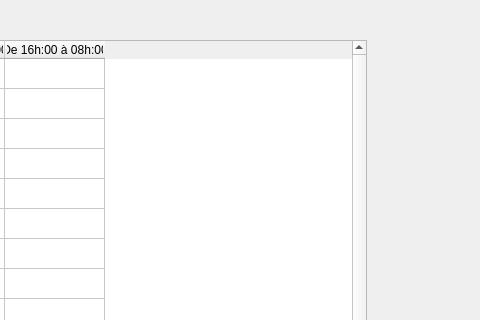
Above: ui/guard_infirmier.ui from otmanLAHRECHE/EPSP_Garde_Project before the change; both pictures show x 320 to 800 and y 0 to 320 of the 800 by 600 pixel window. Below: the same form after it.
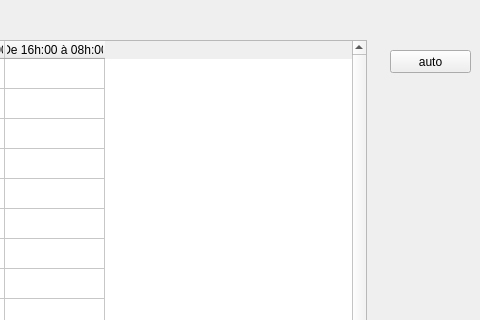
That is the form after the change.

```diff
--- a/ui/guard_infirmier.ui
+++ b/ui/guard_infirmier.ui
@@ -274,6 +274,19 @@
      <string>Export</string>
     </property>
    </widget>
+   <widget class="QPushButton" name="pushButton_3">
+    <property name="geometry">
+     <rect>
+      <x>710</x>
+      <y>50</y>
+      <width>81</width>
+      <height>23</height>
+     </rect>
+    </property>
+    <property name="text">
+     <string>auto</string>
+    </property>
+   </widget>
   </widget>
   <widget class="QStatusBar" name="statusbar"/>
  </widget>
```
